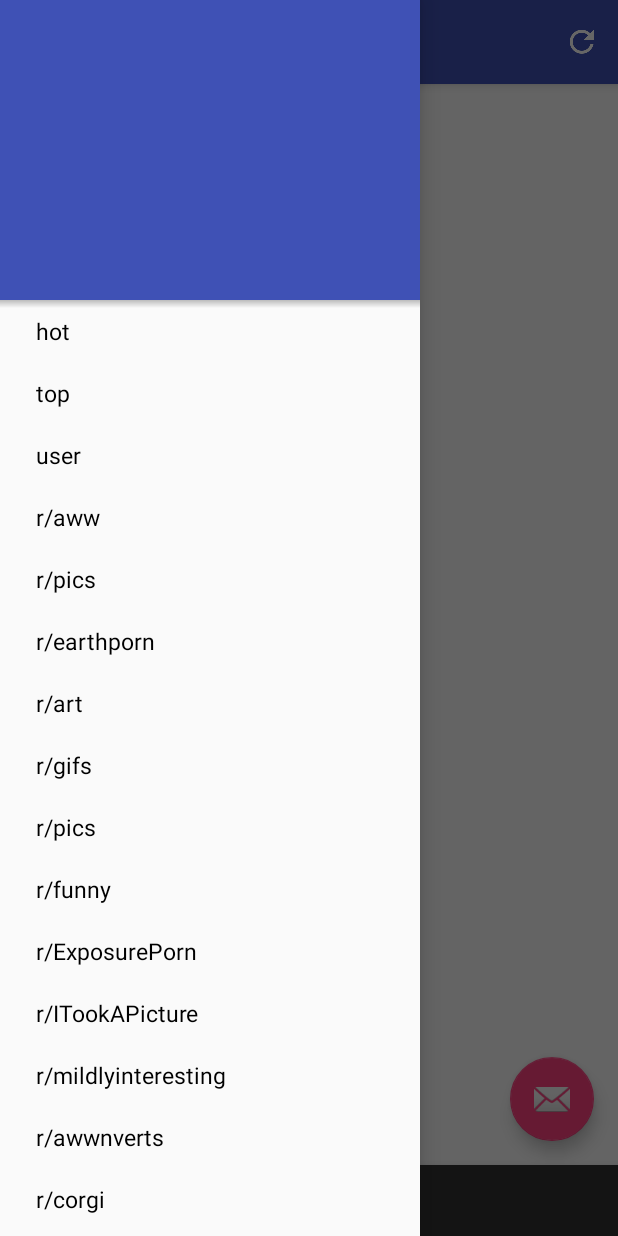
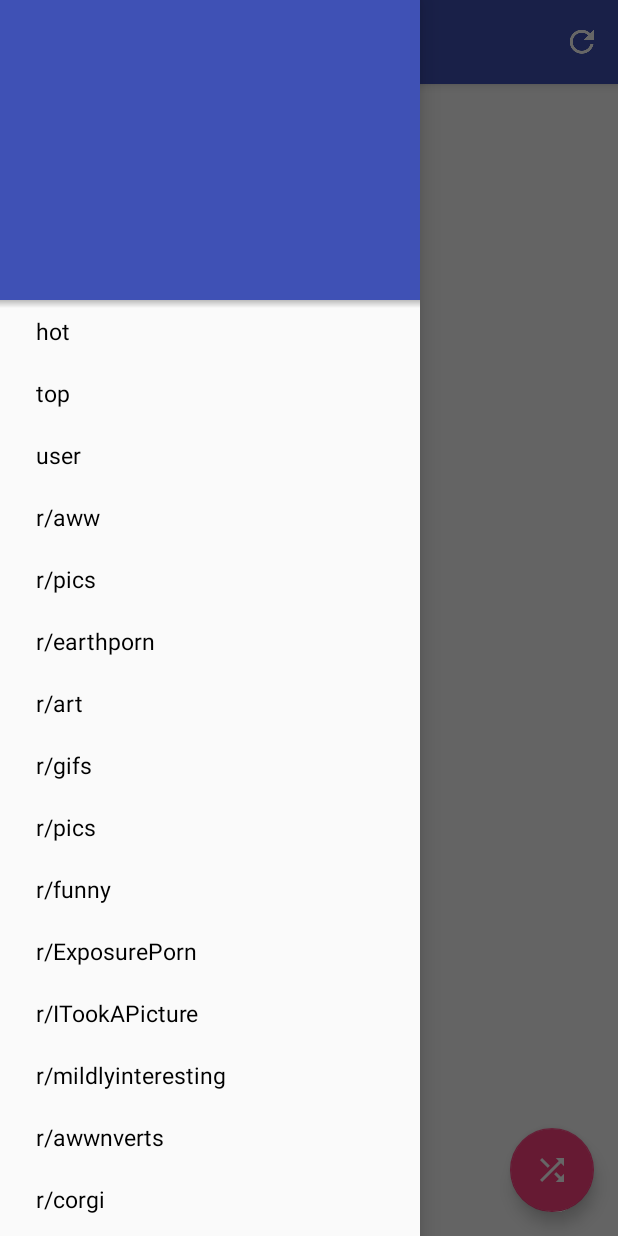
Before and after one commit to worker8/Blue-unofficial-Imgur-reader, an Android app: the screen it shows after launch (MainActivity), after a tap on "Navigation drawer is opened", on a phone screen of 412 x 824 dp. Run offline under Robolectric (Android 15) with nearby library versions, the phone set to English and light mode, and no system bars; our stand-ins replace ButterKnife; libraries missing offline, so code that uses them is left out: com.nostra13.universalimageloader, de.greenrobot.event, rx.android.schedulers, rx.schedulers, rx.subscriptions; 7 statements that could not run were skipped; 1 other tap on this screen came first.

Commit message:
[Feature] Add randomize section while clicking FAB

```diff
--- a/app/src/main/java/worker8/com/github/imgurdiscovery/main/MainActivity.java
+++ b/app/src/main/java/worker8/com/github/imgurdiscovery/main/MainActivity.java
@@ -2,7 +2,6 @@ package worker8.com.github.imgurdiscovery.main;
 
 import android.os.Bundle;
 import android.support.design.widget.FloatingActionButton;
-import android.support.design.widget.Snackbar;
 import android.support.v4.widget.DrawerLayout;
 import android.support.v7.app.ActionBarDrawerToggle;
 import android.support.v7.app.AppCompatActivity;
@@ -26,6 +25,7 @@ import rx.subscriptions.CompositeSubscription;
 import worker8.com.github.imgurdiscovery.R;
 import worker8.com.github.imgurdiscovery.imgur.ImgurConstant;
 import worker8.com.github.imgurdiscovery.util.RxUtils;
+import worker8.com.github.imgurdiscovery.util.Util;
 import worker8.com.github.jimgur.imgur.paging_api.ImgurPaginationResponse;
 import worker8.com.github.jimgur.imgur.paging_api.ImgurPaginator;
 
@@ -53,6 +53,8 @@ public class MainActivity extends AppCompatActivity {
     ProgressBar progressBarMiddle; // this is used when the page is empty
     @Bind(R.id.main_pb_bottom_load_more)
     ProgressBar progressBarBottom; // this is used when the page is not empty, and when it is loading more
+    @Bind(R.id.main_fab)
+    FloatingActionButton fab;
 
     boolean loadMoreLock = false;
 
@@ -77,12 +79,12 @@ public class MainActivity extends AppCompatActivity {
 
         navListView.setAdapter(new NavAdapter(activity));
 
-        FloatingActionButton fab = (FloatingActionButton) findViewById(R.id.fab);
         fab.setOnClickListener(new View.OnClickListener() {
             @Override
             public void onClick(View view) {
-                Snackbar.make(view, "Replace with your own action", Snackbar.LENGTH_LONG)
-                        .setAction("Action", null).show();
+                int randomSectionPosition = Util.randInt(0, ImgurConstant.sectionList.size() - 1);
+                String section = ImgurConstant.sectionList.get(randomSectionPosition);
+                EventBus.getDefault().post(new MainActivity.NewSectionSelectedEvent(section));
             }
         });
         currentSection = ImgurConstant.sectionList.get(0);
--- a/app/src/main/res/layout/activity_main.xml
+++ b/app/src/main/res/layout/activity_main.xml
@@ -29,12 +29,12 @@
         <include layout="@layout/content_main" />
 
         <android.support.design.widget.FloatingActionButton
-            android:id="@+id/fab"
+            android:id="@+id/main_fab"
             android:layout_width="wrap_content"
             android:layout_height="wrap_content"
             android:layout_gravity="bottom|end"
             android:layout_margin="@dimen/fab_margin"
-            android:src="@android:drawable/ic_dialog_email" />
+            android:src="@drawable/ic_shuffle_white_24dp" />
 
         <ProgressBar
             android:id="@+id/main_pb_loading"
```
Also changed, not shown: app/src/main/java/worker8/com/github/imgurdiscovery/util/Util.java (+28 -0 lines), app/src/main/res/drawable-hdpi/ic_shuffle_white_24dp.png (added), app/src/main/res/drawable-mdpi/ic_shuffle_white_24dp.png (added), app/src/main/res/drawable-xhdpi/ic_shuffle_white_24dp.png (added), app/src/main/res/drawable-xxhdpi/ic_shuffle_white_24dp.png (added), app/src/main/res/drawable-xxxhdpi/ic_shuffle_white_24dp.png (added).
